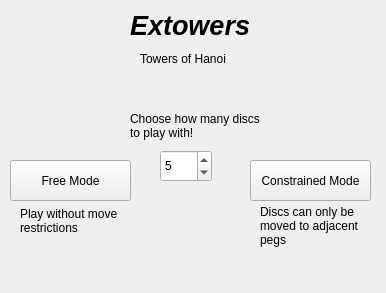
Above: mainwindow.ui from Tauntalus/CSC-4430 before the change. Below: the same form after it.
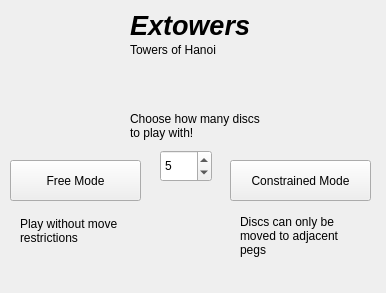
That is the form after the change.

Commit message: updated mainwindow and gamewindow, added spinner and general interface cleanup

Diff of the .ui file:
```diff
--- a/mainwindow.ui
+++ b/mainwindow.ui
@@ -19,7 +19,7 @@
      <rect>
       <x>10</x>
       <y>160</y>
-      <width>121</width>
+      <width>131</width>
       <height>41</height>
      </rect>
     </property>
@@ -30,9 +30,9 @@
    <widget class="QPushButton" name="conButton">
     <property name="geometry">
      <rect>
-      <x>250</x>
+      <x>230</x>
       <y>160</y>
-      <width>121</width>
+      <width>141</width>
       <height>41</height>
      </rect>
     </property>
@@ -67,10 +67,10 @@
    <widget class="QLabel" name="Info">
     <property name="geometry">
      <rect>
-      <x>140</x>
-      <y>50</y>
-      <width>101</width>
-      <height>18</height>
+      <x>130</x>
+      <y>40</y>
+      <width>121</width>
+      <height>20</height>
      </rect>
     </property>
     <property name="text">
@@ -83,7 +83,7 @@
       <x>20</x>
       <y>200</y>
       <width>111</width>
-      <height>41</height>
+      <height>61</height>
      </rect>
     </property>
     <property name="text">
@@ -96,9 +96,9 @@
    <widget class="QLabel" name="conInfo">
     <property name="geometry">
      <rect>
-      <x>260</x>
-      <y>190</y>
-      <width>101</width>
+      <x>240</x>
+      <y>200</y>
+      <width>111</width>
       <height>71</height>
      </rect>
     </property>
```
Left out of the diff: 12 changed lines with no effect on the pictures. The commit also changes 2 other files.
